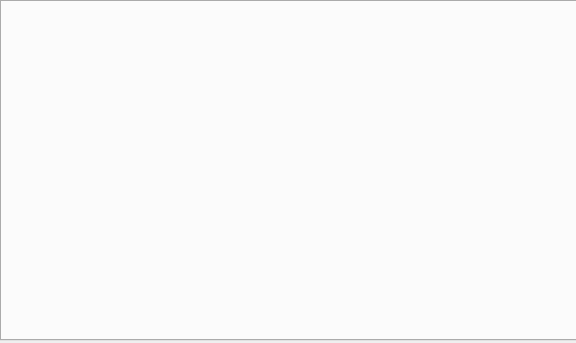
First picture: the form in ui/zalozky.ui, repository RaphCucul/Image-registration-GUI, before the edit.
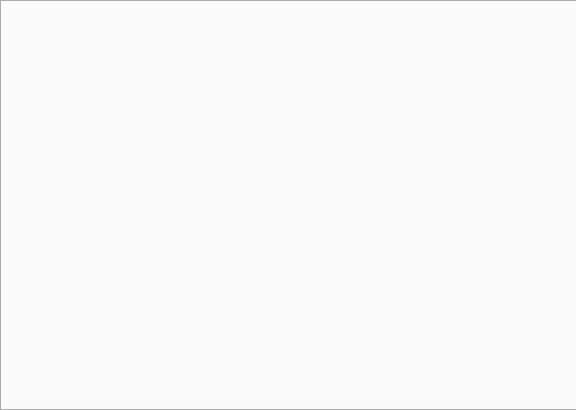
Second picture: the form after the edit.

What changed in the file:
```diff
--- a/ui/zalozky.ui
+++ b/ui/zalozky.ui
@@ -7,7 +7,7 @@
     <x>0</x>
     <y>0</y>
     <width>576</width>
-    <height>343</height>
+    <height>410</height>
    </rect>
   </property>
   <property name="windowTitle">
@@ -19,7 +19,7 @@
      <x>0</x>
      <y>0</y>
      <width>581</width>
-     <height>341</height>
+     <height>411</height>
     </rect>
    </property>
    <property name="focusPolicy">
```
